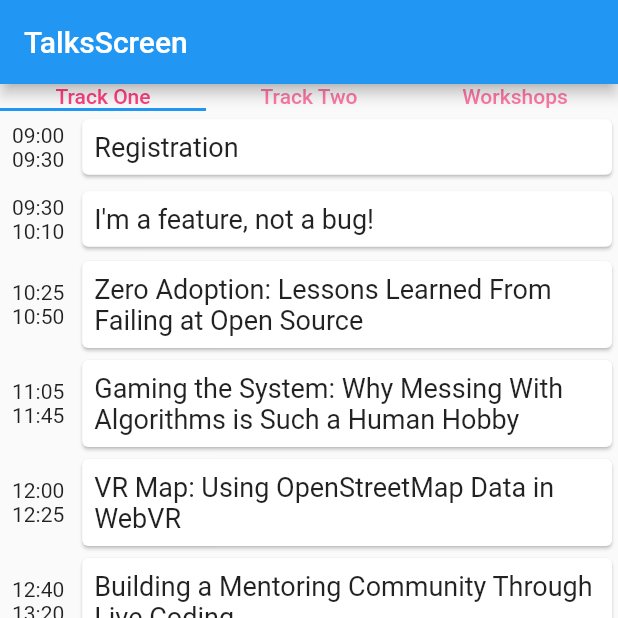
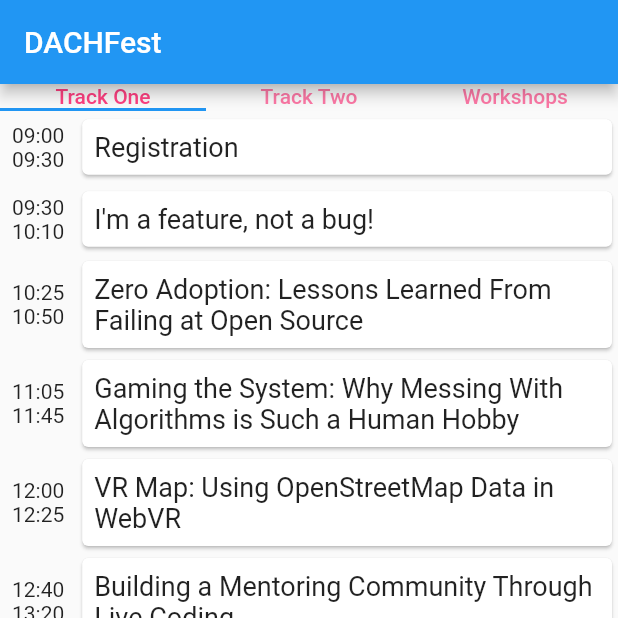
Before and after one commit to KawaiiTech/conference-flutter-app, a Flutter app: the screen it shows after launch, item 2 of the bottom bar chosen, on a phone screen of 412 x 824 dp, the top half of it. Run offline on Flutter 3.47's test engine with Material 2 defaults, Android fonts, the phone set to English and light mode, and no system bars.

Commit message:
Set init state of ScheduleScreen

```diff
--- a/dachfest/lib/presentation/schedule_screen.dart
+++ b/dachfest/lib/presentation/schedule_screen.dart
@@ -17,23 +17,24 @@ class ScheduleScreenState extends State<ScheduleScreen> {
 
   Schedule _schedule;
 
+  var _currentScreen;
+
   @override
   void initState() {
     super.initState();
     getSchedule(context).then((schedule) {
       setState(() {
         _schedule = schedule;
+        _currentScreen = DayScreen(_schedule.day1);
       });
     });
   }
-
-  var _currentScreen;
 
   @override
   Widget build(BuildContext context) {
     return Scaffold(
       appBar: AppBar(
-        title: Text("TalksScreen"),
+        title: Text("DACHFest"),
       ),
       bottomNavigationBar: BottomNavigationBar(
         currentIndex: _currentIndex,
```
